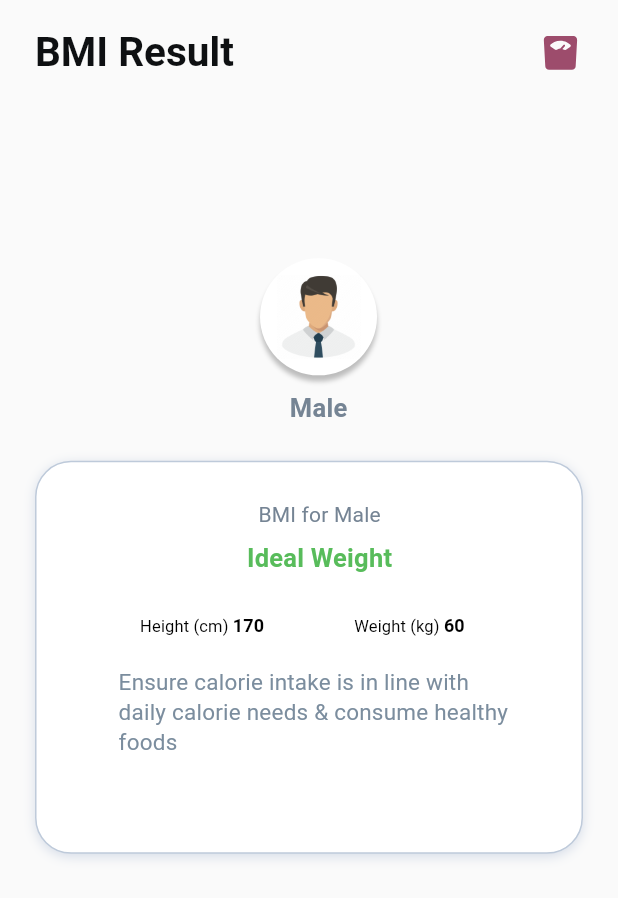
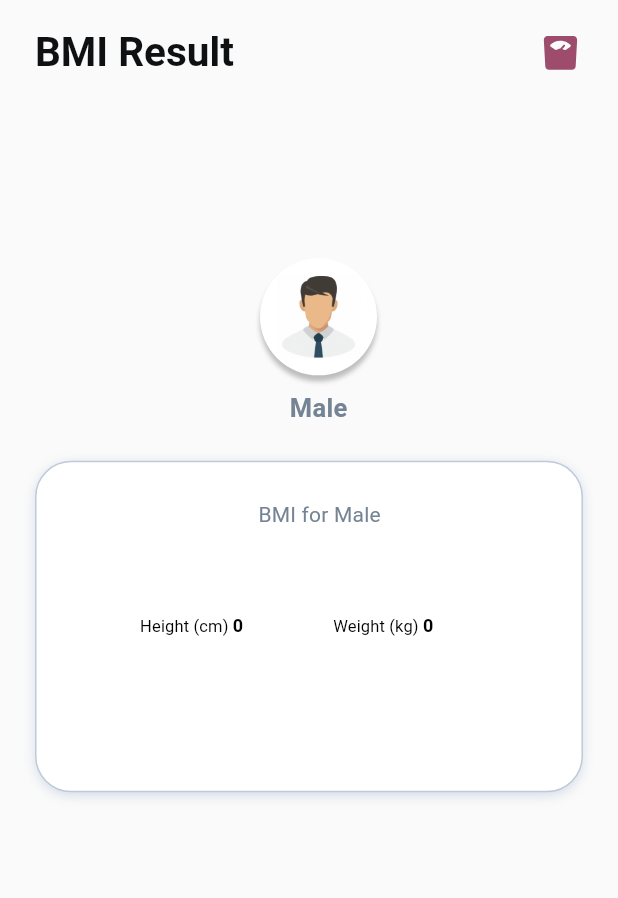
Before and after one commit to faiqhdr/meditopia, a Flutter app: the BmiResult screen opened directly with empty values, on a phone screen of 412 x 824 dp. Shown: the top 898 px of the screen. Run offline on Flutter 3.47's test engine with Material 2 defaults, Android fonts, the light colour scheme and no system bars; our stand-ins replace cloud_firestore, firebase_auth, firebase_core, flutter_svg, google_fonts; accounts and stored records are empty.

Commit message:
result of  bmi added

```diff
--- a/lib/pages/bmi/result.dart
+++ b/lib/pages/bmi/result.dart
@@ -2,13 +2,25 @@ import 'package:flutter/cupertino.dart';
 import 'package:flutter/material.dart';
 import 'package:flutter/widgets.dart';
 import 'package:flutter_svg/svg.dart';
-import 'package:meditopia/pages/notification_page.dart';
-import '../../data/data.dart';
 import '../../size_config.dart';
 import '../../style/style.dart';
 
 class BmiResult extends StatelessWidget {
-  const BmiResult({Key? key, required double bmi, required String category, required String interpretation}) : super(key: key);
+  final double bmi;
+  final String category;
+  final String gender;
+  final double height;
+  final double weight;
+  final String interpretation;
+  const BmiResult({
+    Key? key,
+    required this.bmi,
+    required this.category,
+    required this.gender,
+    required this.height,
+    required this.weight,
+    required this.interpretation,
+  }) : super(key: key);
 
   @override
   Widget build(BuildContext context) {
@@ -21,13 +33,18 @@ class BmiResult extends StatelessWidget {
               horizontal: SizeConfig.blockSizeHorizontal! * 17,
             ),
             child: Column(
-              children: const [
+              children: [
                 // Header Area.
                 Header(),
                 // Gender Area.
-                Gender(),
+                Gender(gender: gender),
                 // BMI Status Area.
-                BmiStatus(),
+                BmiStatus(
+                  category: category,
+                  height: height,
+                  weight: weight,
+                  interpretation: interpretation,
+                ),
               ],
             ),
           ),
@@ -73,10 +90,15 @@ class Header extends StatelessWidget {
 }
 
 class Gender extends StatelessWidget {
-  const Gender({Key? key}) : super(key: key);
+  final String gender;
+
+  const Gender({Key? key, required this.gender}) : super(key: key);
 
   @override
   Widget build(BuildContext context) {
+    String iconPath =
+        gender == "female" ? AppStyle.femaleIcon : AppStyle.maleIcon;
+
     return Container(
       margin: const EdgeInsets.only(left: 150, right: 135, top: 94, bottom: 24),
       width: double.infinity,
@@ -116,15 +138,15 @@ class Gender extends StatelessWidget {
                             width: 56,
                             height: 56,
                             child: Image.asset(
-                              AppStyle.maleIcon,
+                              iconPath,
                               width: 56,
                               height: 56,
                             ),
                           ),
                         ),
                       ),
-                      const Text(
-                        'Male',
+                      Text(
+                        gender == "female" ? 'Female' : 'Male',
                         style: TextStyle(
                           fontSize: 17,
                           fontWeight: FontWeight.w700,
@@ -146,7 +168,18 @@ class Gender extends StatelessWidget {
 }
 
 class BmiStatus extends StatelessWidget {
-  const BmiStatus({Key? key}) : super(key: key);
+  final String category;
+  final double height;
+  final double weight;
+  final String interpretation;
+
+  const BmiStatus({
+    required this.category,
+    required this.height,
+    required this.weight,
+    required this.interpretation,
+    Key? key,
+  }) : super(key: key);
 
   @override
   Widget build(BuildContext context) {
@@ -184,8 +217,8 @@ class BmiStatus extends StatelessWidget {
           ),
           Container(
             margin: const EdgeInsets.only(bottom: 25),
-            child: const Text(
-              'Ideal Weight',
+            child: Text(
+              category,
               style: TextStyle(
                 fontSize: 17,
                 fontWeight: FontWeight.w700,
@@ -201,7 +234,7 @@ class BmiStatus extends StatelessWidget {
               Container(
                 margin: const EdgeInsets.only(left: 20, right: 60),
                 child: RichText(
-                  text: const TextSpan(
+                  text: TextSpan(
                     style: TextStyle(
                       fontSize: 11,
                       fontWeight: FontWeight.w400,
@@ -214,7 +247,7 @@ class BmiStatus extends StatelessWidget {
                         text: 'Height (cm) ',
                       ),
                       TextSpan(
-                        text: '170',
+                        text: height.toStringAsFixed(0),
                         style: TextStyle(
                           fontSize: 12,
                           fontWeight: FontWeight.w700,
@@ -228,7 +261,7 @@ class BmiStatus extends StatelessWidget {
                 ),
               ),
               RichText(
-                text: const TextSpan(
+                text: TextSpan(
                   style: TextStyle(
                     fontSize: 11,
                     fontWeight: FontWeight.w400,
@@ -241,7 +274,7 @@ class BmiStatus extends StatelessWidget {
                       text: 'Weight (kg) ',
                     ),
                     TextSpan(
-                      text: '60',
+                      text: weight.toStringAsFixed(0),
                       style: TextStyle(
                         fontSize: 12,
                         fontWeight: FontWeight.w700,
@@ -258,8 +291,8 @@ class BmiStatus extends StatelessWidget {
           Container(
             margin: const EdgeInsets.only(left: 5, right: 10, top: 20),
             constraints: const BoxConstraints(maxWidth: 263),
-            child: const Text(
-              'Ensure calorie intake is in line with daily calorie needs & consume healthy foods',
+            child: Text(
+              interpretation,
               style: TextStyle(
                 fontSize: 15,
                 fontWeight: FontWeight.w400,
--- a/lib/pages/bmi/view.dart
+++ b/lib/pages/bmi/view.dart
@@ -49,7 +49,13 @@ class _BmiCalculatorState extends State<BmiCalculator> {
         context,
         MaterialPageRoute(
             builder: (context) => BmiResult(
-                bmi: bmi, category: category, interpretation: interpretation)),
+                  bmi: bmi,
+                  category: category,
+                  interpretation: interpretation,
+                  gender: selectedGender,
+                  height: height,
+                  weight: weight,
+                )),
       );
     } else {
       showDialog(
```
